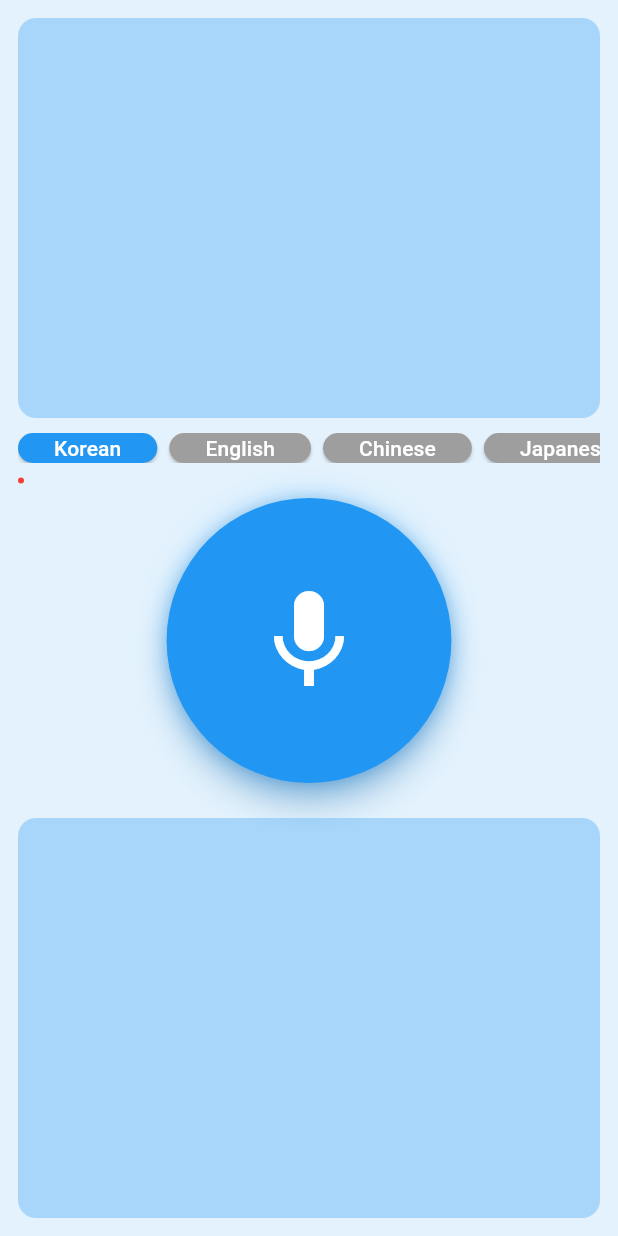
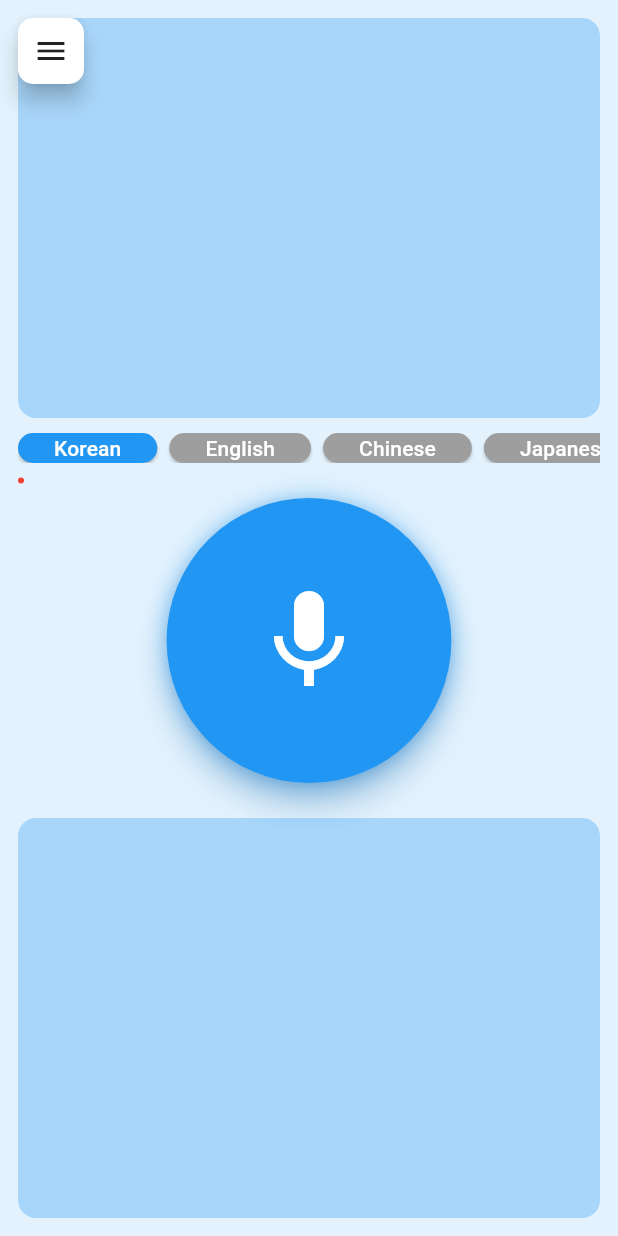
Before and after one commit to EmoAI-Translator/EmoAI-Translator, a Flutter app: the screen it shows after launch, on a phone screen of 412 x 824 dp. Run offline on Flutter 3.47's test engine with Material 3 defaults, Android fonts, the phone set to English and light mode, and no system bars; our stand-ins replace audioplayers, permission_handler, web; missing offline and left inert: dart:js_interop, record; network calls fail.

Commit message:
main changed for debug module

```diff
--- a/frontend/lib/main.dart
+++ b/frontend/lib/main.dart
@@ -4,6 +4,7 @@ import 'package:flutter/material.dart';
 import 'package:web_socket_channel/web_socket_channel.dart';
 import 'package:provider/provider.dart';
 import 'audio_control.dart';
+import 'debug_module.dart';
 // import 'ip.dart';
 
 void main() {
@@ -63,6 +64,10 @@ class _EmotionDetectionPageState extends State<EmotionDetectionPage> {
   int _connectionStatus = 1;
   double _audioLevel = 0.0; // 0.0 ~ 1.0
   bool recorderSet = false;
+  bool _showMenuOverlay = false;
+  bool _showDebugPanel = false;
+  String? _lastSentPacket;
+  String? _lastReceivedPacket;
 
   //for frontend
   List<List<String>> _speakerText = [[], []];
@@ -181,10 +186,25 @@ class _EmotionDetectionPageState extends State<EmotionDetectionPage> {
   // }
 
   void _handleWebSocketMessage(dynamic message) {
+    final rawMessage = '$message';
+    setState(() {
+      _lastReceivedPacket = rawMessage;
+    });
+
     try {
-      final data = jsonDecode(message);
-      final status = data['status'] as String?;
-      final type = data['type'] as String?;
+      final decoded = jsonDecode(rawMessage);
+      if (decoded is! Map<String, dynamic>) {
+        debugPrint('Unsupported packet shape: ${decoded.runtimeType}');
+        return;
+      }
+
+      final data = decoded;
+      final status = data['status']?.toString();
+      final type = data['type']?.toString();
+      final hasSpeechPayload =
+          data['translated'] != null ||
+          data['original'] != null ||
+          data['speaker'] != null;
 
       if (status == 'error') {
         debugPrint('Message from backend error: ${data['message']}');
@@ -193,11 +213,18 @@ class _EmotionDetectionPageState extends State<EmotionDetectionPage> {
 
       switch (type) {
         case 'success':
+        case 'speech':
           parseSpeech(data);
           _isInitialstate = false;
           break;
         default:
-          debugPrint('Unsupported type: ${data['message']}');
+          if (hasSpeechPayload) {
+            debugPrint('Unknown type "$type", fallback parsing as speech');
+            parseSpeech(data);
+            _isInitialstate = false;
+          } else {
+            debugPrint('Unsupported type: $type');
+          }
       }
     } catch (e) {
       debugPrint('Message parsing error: $e');
@@ -251,6 +278,7 @@ class _EmotionDetectionPageState extends State<EmotionDetectionPage> {
       final String? audioJson = await audio.startRecording();
       if (audioJson != null && _channel != null) {
         debugPrint('Sending audio data to backend...');
+        _lastSentPacket = audioJson;
         _channel!.sink.add(audioJson);
       }
     } catch (e) {
@@ -643,11 +671,90 @@ class _EmotionDetectionPageState extends State<EmotionDetectionPage> {
   @override
   Widget build(BuildContext context) {
     final _width = MediaQuery.of(context).size.width;
+    final base = _width < 800 ? _mobileLayout() : _desktopLayout();
 
-    if (_width < 800) {
-      return _mobileLayout();
-    } else {
-      return _desktopLayout();
-    }
+    return Stack(
+      children: [base, _buildTopLeftOverlays()],
+    );
+  }
+
+  Widget _buildTopLeftOverlays() {
+    return SafeArea(
+      child: Align(
+        alignment: Alignment.topLeft,
+        child: Padding(
+          padding: const EdgeInsets.all(12),
+          child: Column(
+            crossAxisAlignment: CrossAxisAlignment.start,
+            children: [
+              Material(
+                color: Colors.white,
+                elevation: 6,
+                borderRadius: BorderRadius.circular(10),
+                child: InkWell(
+                  borderRadius: BorderRadius.circular(10),
+                  onTap: () {
+                    setState(() {
+                      _showMenuOverlay = !_showMenuOverlay;
+                    });
+                  },
+                  child: const Padding(
+                    padding: EdgeInsets.all(10),
+                    child: Icon(Icons.menu),
+                  ),
+                ),
+              ),
+              if (_showMenuOverlay) ...[
+                const SizedBox(height: 8),
+                Material(
+                  color: Colors.white,
+                  elevation: 8,
+                  borderRadius: BorderRadius.circular(12),
+                  child: SizedBox(
+                    width: 240,
+                    child: Padding(
+                      padding: const EdgeInsets.all(12),
+                      child: Row(
+                        children: [
+                          const Expanded(
+                            child: Text(
+                              'Show Debug Panel',
+                              style: TextStyle(fontSize: 14),
+                            ),
+                          ),
+                          Switch(
+                            value: _showDebugPanel,
+                            onChanged: (v) {
+                              setState(() {
+                                _showDebugPanel = v;
+                              });
+                            },
+                          ),
+                        ],
+                      ),
+                    ),
+                  ),
+                ),
+              ],
+              if (_showDebugPanel) ...[
+                const SizedBox(height: 8),
+                DebugPanel(
+                  serverUrl: wsUrl,
+                  connectionStatus: _connectionStatus,
+                  lastSentPacket: _lastSentPacket,
+                  lastReceivedPacket: _lastReceivedPacket,
+                  internalVars: {
+                    '_isRecording': _isRecording,
+                    '_isInitialstate': _isInitialstate,
+                    'speaker': speaker,
+                    'emotion': emotion,
+                  },
+                ),
+              ],
+            ],
+          ),
+        ),
+      ),
+    );
   }
 }
```
